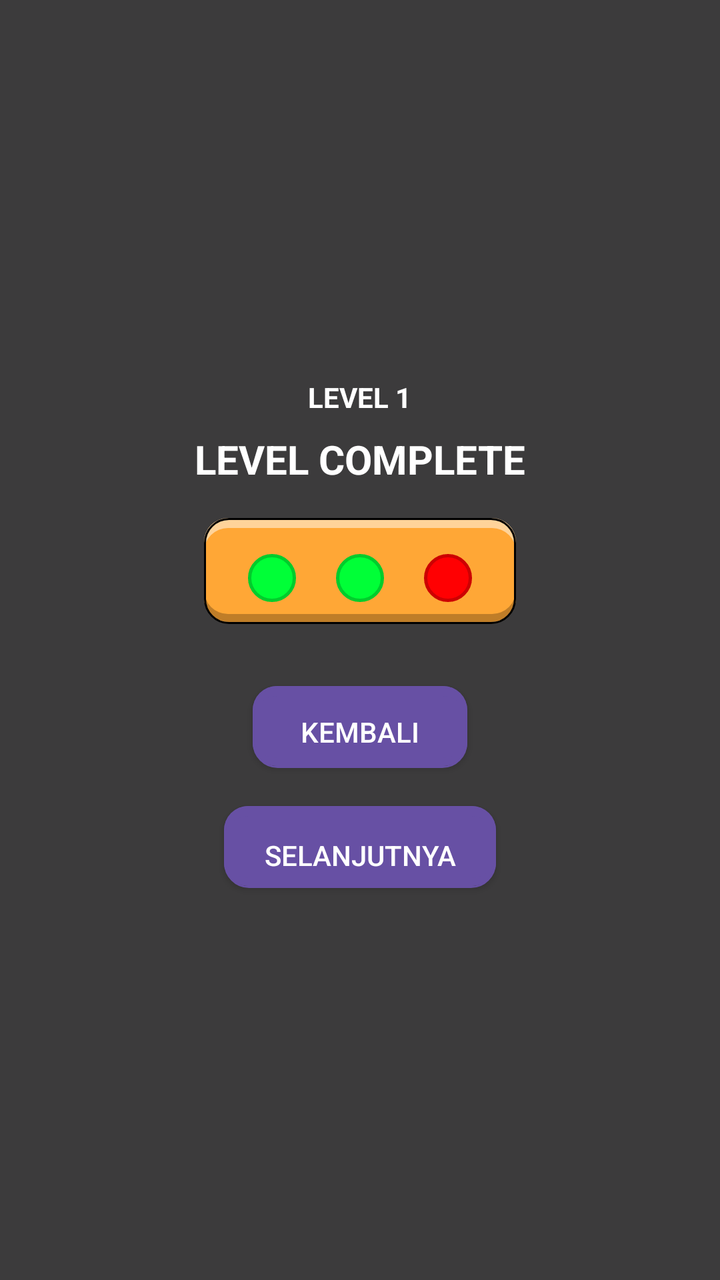
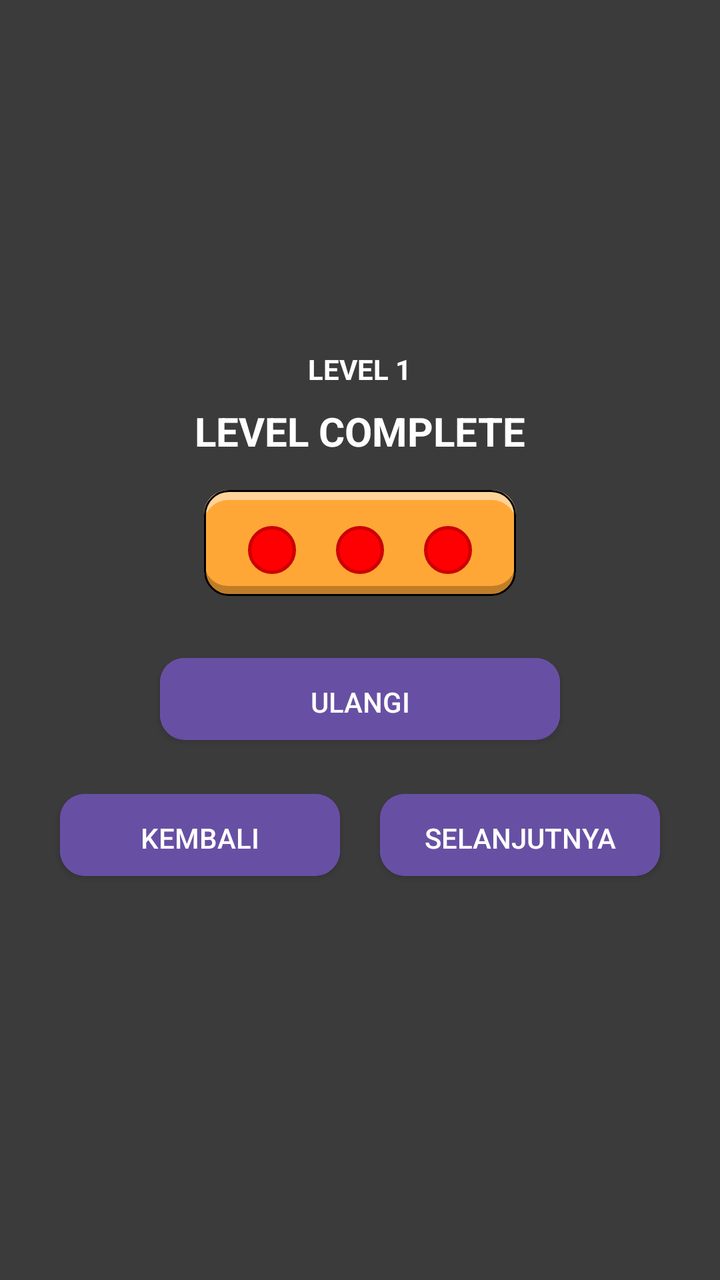

Two renders of the same Android screen: before a commit and after it. Below are the layout's source before the change and the commit's diff.
<!-- AndroidManifest.xml: another module's application theme Theme.PintuLogika -->
<!-- res/layout/dialog_level_complete.xml -->
<?xml version="1.0" encoding="utf-8"?>
    <LinearLayout xmlns:android="http://schemas.android.com/apk/res/android"
        android:layout_width="match_parent"
        android:layout_height="match_parent"
        android:background="@drawable/bg_dialog_rounded"
        android:orientation="vertical"
        android:gravity="center">

        
        <TextView
            android:id="@+id/tvLevel"
            android:layout_width="wrap_content"
            android:layout_height="wrap_content"
            android:text="LEVEL 1"
            android:textStyle="bold"
            android:textColor="@android:color/white"
            android:textSize="14sp"
            android:layout_marginBottom="8dp"/>

        
        <TextView
            android:id="@+id/tvTitle"
            android:layout_width="wrap_content"
            android:layout_height="wrap_content"
            android:text="LEVEL COMPLETE"
            android:textSize="20sp"
            android:textStyle="bold"
            android:textColor="@android:color/white"
            android:layout_marginBottom="16dp"/>

        
        <LinearLayout
            android:id="@+id/layoutResults"
            android:layout_width="wrap_content"
            android:layout_height="60dp"
            android:orientation="horizontal"
            android:background="@drawable/bg_result_box"
            android:padding="12dp"
            android:layout_marginBottom="24dp"
            android:gravity="center">

            <View
                android:id="@+id/dot1"
                android:layout_width="24dp"
                android:layout_height="24dp"
                android:layout_margin="10dp"
                android:background="@drawable/green_dot_indicator_stroke" />

            <View
                android:id="@+id/dot2"
                android:layout_width="24dp"
                android:layout_height="24dp"
                android:layout_margin="10dp"
                android:background="@drawable/green_dot_indicator_stroke" />

            <View
                android:id="@+id/dot3"
                android:layout_width="24dp"
                android:layout_height="24dp"
                android:layout_margin="10dp"
                android:background="@drawable/red_dot_indicator_stroke" />
        </LinearLayout>

        
        <Button
            android:id="@+id/btnKembali"
            android:layout_width="wrap_content"
            android:layout_height="wrap_content"
            android:text="Kembali"
            style="@style/Widget.AppCompat.Button.Colored"
            android:background="@drawable/bg_result_box"
            android:textColor="@android:color/white"
            android:paddingBottom="8dp"
            android:layout_marginBottom="12dp"/>

        <Button
            android:id="@+id/btnSelanjutnya"
            android:layout_width="wrap_content"
            android:layout_height="wrap_content"
            android:text="Selanjutnya"
            android:paddingHorizontal="20dp"
            android:paddingBottom="5dp"
            style="@style/Widget.AppCompat.Button.Colored"
            android:background="@drawable/bg_result_box"
            android:textColor="@android:color/white"/>
    </LinearLayout>
<!-- resources referenced by this layout -->
<resources>
  <!-- drawable bg_dialog_rounded (drawable) -->
  <shape xmlns:android="http://schemas.android.com/apk/res/android">
      <solid android:color="#DD1E1E1E" /> 
  </shape>
  <!-- drawable bg_result_box (drawable) -->
  <?xml version="1.0" encoding="utf-8"?>
  <layer-list xmlns:android="http://schemas.android.com/apk/res/android">
  
  
  
      
      <item android:bottom="8dp" android:top="0dp">
          <shape android:shape="rectangle">
              <corners android:radius="12dp" />
              <solid android:color="#FFD39A" />
          </shape>
      </item>
  
      
      <item android:bottom="8dp" android:top="8dp">
          <shape android:shape="rectangle">
              <corners android:radius="12dp" />
              <solid android:color="#BF7D28" />
          </shape>
      </item>
  
      
      <item android:top="5dp" android:bottom="12dp" android:left="0dp" android:right="0dp">
          <shape android:shape="rectangle">
              <corners android:radius="12dp" />
              <solid android:color="#FFA736" />
          </shape>
      </item>
      
      <item android:top="0dp" android:bottom="7dp" android:left="0dp" android:right="0dp">
          <shape android:shape="rectangle">
              <corners android:radius="12dp" />
              <stroke android:width="1dp" android:color="#000000" />
              <solid android:color="@android:color/transparent" />
          </shape>
      </item>
  </layer-list>
  <!-- drawable green_dot_indicator_stroke (drawable) -->
  <?xml version="1.0" encoding="utf-8"?>
  <shape xmlns:android="http://schemas.android.com/apk/res/android"
      android:shape="oval">
  
      
      <solid android:color="@color/green_indicator" />
  
      
      <stroke
          android:width="1.5dp"
          android:color="@color/green_dot_indicator" />
  </shape>
  <!-- drawable red_dot_indicator_stroke (drawable) -->
  <?xml version="1.0" encoding="utf-8"?>
  <shape xmlns:android="http://schemas.android.com/apk/res/android"
      android:shape="oval">
  
      
      <solid android:color="@color/red_indicator" />
  
      
      <stroke
          android:width="1.5dp"
          android:color="@color/red_dot_indicator" />
  </shape>
  <style name="Theme.PintuLogika" parent="Base.Theme.PintuLogika" />
  <color name="green_indicator">#00FF37</color>
  <color name="green_dot_indicator">#00CC2C</color>
  <color name="red_indicator">#FF0002</color>
  <color name="red_dot_indicator">#CC0002</color>
  <style name="Base.Theme.PintuLogika" parent="Theme.Material3.DayNight.NoActionBar">
          
          
      </style>
</resources>

<!-- the commit's change to res/layout/dialog_level_complete.xml (unified diff, before → after) -->
@@ -1,86 +1,125 @@
 <?xml version="1.0" encoding="utf-8"?>
-    <LinearLayout xmlns:android="http://schemas.android.com/apk/res/android"
-        android:layout_width="match_parent"
-        android:layout_height="match_parent"
-        android:background="@drawable/bg_dialog_rounded"
-        android:orientation="vertical"
+<LinearLayout xmlns:android="http://schemas.android.com/apk/res/android"
+    android:layout_width="match_parent"
+    android:layout_height="match_parent"
+    android:background="@drawable/bg_dialog_rounded"
+    android:orientation="vertical"
+    android:theme="@style/Theme.PintuLogika"
+    android:gravity="center">
+
+    
+    <TextView
+        android:id="@+id/tvLevel"
+        android:layout_width="wrap_content"
+        android:layout_height="wrap_content"
+        android:text="LEVEL 1"
+        android:textStyle="bold"
+        android:textColor="@android:color/white"
+        android:textSize="14sp"
+        android:layout_marginBottom="8dp"/>
+
+    
+    <TextView
+        android:id="@+id/tvTitle"
+        android:layout_width="wrap_content"
+        android:layout_height="wrap_content"
+        android:text="LEVEL COMPLETE"
+        android:textSize="20sp"
+        android:textStyle="bold"
+        android:textColor="@android:color/white"
+        android:layout_marginBottom="16dp"/>
+
+    
+    <LinearLayout
+        android:id="@+id/layoutResults"
+        android:layout_width="wrap_content"
+        android:layout_height="60dp"
+        android:orientation="horizontal"
+        android:background="@drawable/bg_result_box"
+        android:padding="12dp"
+        android:layout_marginBottom="24dp"
         android:gravity="center">
 
-        
-        <TextView
-            android:id="@+id/tvLevel"
-            android:layout_width="wrap_content"
-            android:layout_height="wrap_content"
-            android:text="LEVEL 1"
-            android:textStyle="bold"
-            android:textColor="@android:color/white"
-            android:textSize="14sp"
-            android:layout_marginBottom="8dp"/>
+        <View
+            android:id="@+id/dot1"
+            android:layout_width="24dp"
+            android:layout_height="24dp"
+            android:layout_margin="10dp"
+            android:background="@drawable/red_dot_indicator_stroke" />
 
-        
-        <TextView
-            android:id="@+id/tvTitle"
-            android:layout_width="wrap_content"
-            android:layout_height="wrap_content"
-            android:text="LEVEL COMPLETE"
-            android:textSize="20sp"
-            android:textStyle="bold"
-            android:textColor="@android:color/white"
-            android:layout_marginBottom="16dp"/>
+        <View
+            android:id="@+id/dot2"
+            android:layout_width="24dp"
+            android:layout_height="24dp"
+            android:layout_margin="10dp"
+            android:background="@drawable/red_dot_indicator_stroke" />
 
-        
-        <LinearLayout
-            android:id="@+id/layoutResults"
-            android:layout_width="wrap_content"
-            android:layout_height="60dp"
-            android:orientation="horizontal"
-            android:background="@drawable/bg_result_box"
-            android:padding="12dp"
-            android:layout_marginBottom="24dp"
-            android:gravity="center">
+        <View
+            android:id="@+id/dot3"
+            android:layout_width="24dp"
+            android:layout_height="24dp"
+            android:layout_margin="10dp"
+            android:background="@drawable/red_dot_indicator_stroke" />
+    </LinearLayout>
 
-            <View
-                android:id="@+id/dot1"
-                android:layout_width="24dp"
-                android:layout_height="24dp"
-                android:layout_margin="10dp"
-                android:background="@drawable/green_dot_indicator_stroke" />
+    
+    <TextView
+        android:id="@+id/tvPerformance"
+        android:layout_width="wrap_content"
+        android:layout_height="wrap_content"
+        android:text="Excellent Performance!"
+        android:textSize="16sp"
+        android:textStyle="bold"
+        android:textColor="@android:color/white"
+        android:layout_marginBottom="16dp"
+        android:visibility="gone"/>
 
-            <View
-                android:id="@+id/dot2"
-                android:layout_width="24dp"
-                android:layout_height="24dp"
-                android:layout_margin="10dp"
-                android:background="@drawable/green_dot_indicator_stroke" />
+    
+    <Button
+        android:id="@+id/btnUlangi"
+        android:layout_width="200dp"
+        android:layout_height="wrap_content"
+        android:text="Ulangi"
+        style="@style/Widget.AppCompat.Button.Colored"
+        android:background="@drawable/bg_result_box"
+        android:textColor="@android:color/white"
+        android:paddingBottom="10dp"/>
 
-            <View
-                android:id="@+id/dot3"
-                android:layout_width="24dp"
-                android:layout_height="24dp"
-                android:layout_margin="10dp"
-                android:background="@drawable/red_dot_indicator_stroke" />
-        </LinearLayout>
+    
+    <LinearLayout
+        android:layout_width="match_parent"
+        android:layout_height="wrap_content"
+        android:gravity="center"
+        android:padding="20dp"
+        android:orientation="horizontal">
 
         
         <Button
             android:id="@+id/btnKembali"
-            android:layout_width="wrap_content"
+            android:layout_width="0dp"
             android:layout_height="wrap_content"
             android:text="Kembali"
+            android:layout_weight="1"
+            android:layout_marginHorizontal="10dp"
             style="@style/Widget.AppCompat.Button.Colored"
             android:background="@drawable/bg_result_box"
             android:textColor="@android:color/white"
-            android:paddingBottom="8dp"
-            android:layout_marginBottom="12dp"/>
+            android:paddingBottom="10dp"/>
 
+        
         <Button
             android:id="@+id/btnSelanjutnya"
-            android:layout_width="wrap_content"
+            android:layout_width="0dp"
             android:layout_height="wrap_content"
             android:text="Selanjutnya"
+            android:layout_marginHorizontal="10dp"
+            android:layout_weight="1"
             android:paddingHorizontal="20dp"
-            android:paddingBottom="5dp"
+            android:paddingBottom="10dp"
             style="@style/Widget.AppCompat.Button.Colored"
             android:background="@drawable/bg_result_box"
             android:textColor="@android:color/white"/>
+
     </LinearLayout>
+
+</LinearLayout>
<!-- resource entries referenced after the edit -->
@@ -42,19 +42,6 @@
           </shape>
       </item>
   </layer-list>
-  <!-- drawable green_dot_indicator_stroke (drawable) -->
-  <?xml version="1.0" encoding="utf-8"?>
-  <shape xmlns:android="http://schemas.android.com/apk/res/android"
-      android:shape="oval">
-  
-      
-      <solid android:color="@color/green_indicator" />
-  
-      
-      <stroke
-          android:width="1.5dp"
-          android:color="@color/green_dot_indicator" />
-  </shape>
   <!-- drawable red_dot_indicator_stroke (drawable) -->
   <?xml version="1.0" encoding="utf-8"?>
   <shape xmlns:android="http://schemas.android.com/apk/res/android"
@@ -69,8 +56,6 @@
           android:color="@color/red_dot_indicator" />
   </shape>
   <style name="Theme.PintuLogika" parent="Base.Theme.PintuLogika" />
-  <color name="green_indicator">#00FF37</color>
-  <color name="green_dot_indicator">#00CC2C</color>
   <color name="red_indicator">#FF0002</color>
   <color name="red_dot_indicator">#CC0002</color>
   <style name="Base.Theme.PintuLogika" parent="Theme.Material3.DayNight.NoActionBar">
